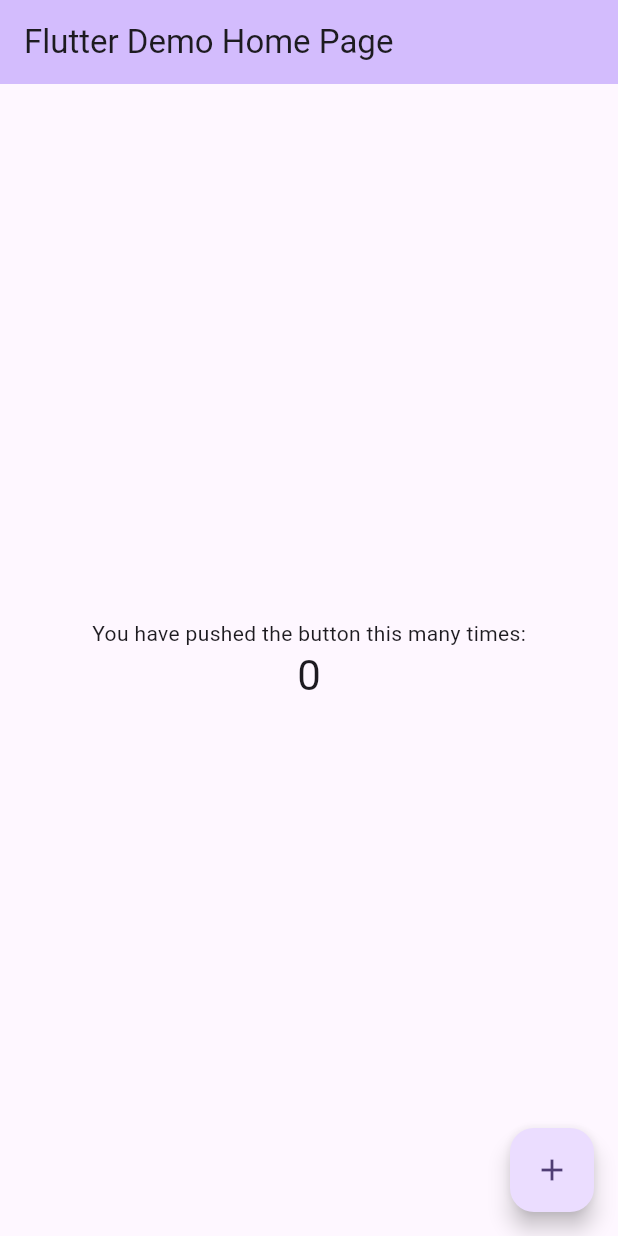
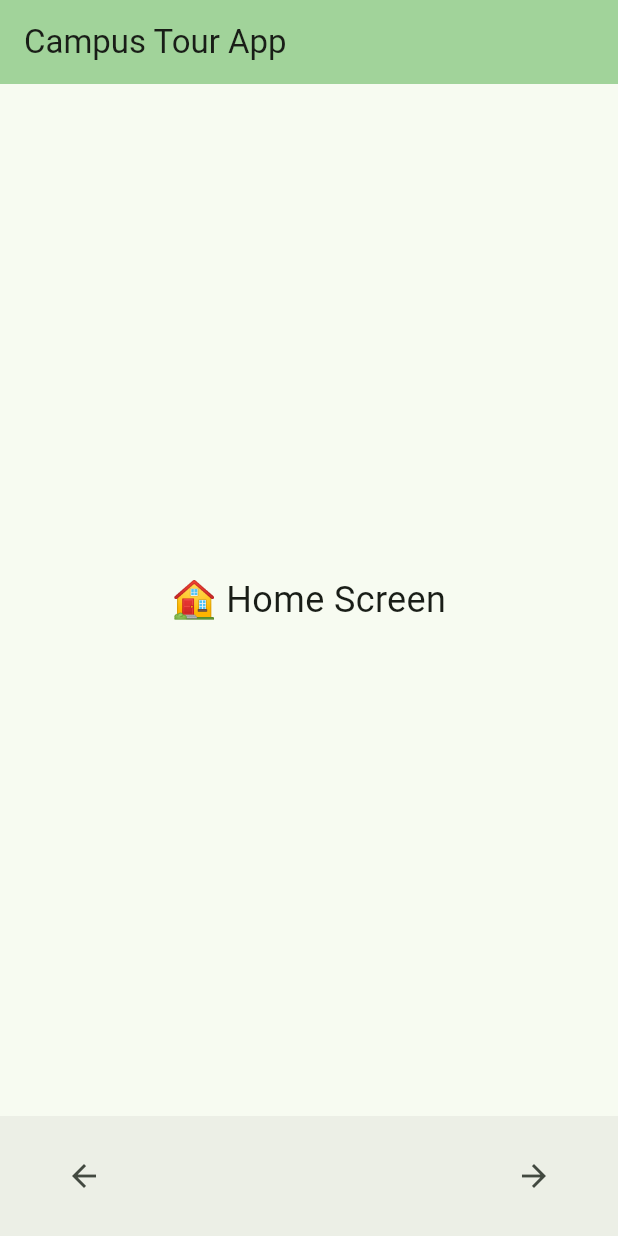
Before and after one commit to JPatts/Campus-Tour-App-2025, a Flutter app: the screen it shows after launch, on a phone screen of 412 x 824 dp. Run offline on Flutter 3.47's test engine with Material 3 defaults, Android fonts, the phone set to English and light mode, and no system bars.

Commit message:
created basic UI layout and nav bar; added other .dart files

```diff
--- a/campus_tour/lib/main.dart
+++ b/campus_tour/lib/main.dart
@@ -1,122 +1,129 @@
+// lib/main.dart
 import 'package:flutter/material.dart';
+import 'map.dart'; // left-hand page
+import 'camera.dart'; // right-hand page
 
-void main() {
-  runApp(const MyApp());
-}
+void main() => runApp(const MyApp());
 
+/// Top-level app wrapper
 class MyApp extends StatelessWidget {
   const MyApp({super.key});
 
-  // This widget is the root of your application.
   @override
   Widget build(BuildContext context) {
     return MaterialApp(
-      title: 'Flutter Demo',
+      title: 'Campus Tour App',
+      debugShowCheckedModeBanner: false,
       theme: ThemeData(
-        // This is the theme of your application.
-        //
-        // TRY THIS: Try running your application with "flutter run". You'll see
-        // the application has a purple toolbar. Then, without quitting the app,
-        // try changing the seedColor in the colorScheme below to Colors.green
-        // and then invoke "hot reload" (save your changes or press the "hot
-        // reload" button in a Flutter-supported IDE, or press "r" if you used
-        // the command line to start the app).
-        //
-        // Notice that the counter didn't reset back to zero; the application
-        // state is not lost during the reload. To reset the state, use hot
-        // restart instead.
-        //
-        // This works for code too, not just values: Most code changes can be
-        // tested with just a hot reload.
-        colorScheme: ColorScheme.fromSeed(seedColor: Colors.deepPurple),
+        colorScheme: ColorScheme.fromSeed(seedColor: Colors.green),
       ),
-      home: const MyHomePage(title: 'Flutter Demo Home Page'),
+      // The widget below owns the PageView + bottom arrows
+      home: const HomeWithNav(),
     );
   }
 }
 
-class MyHomePage extends StatefulWidget {
-  const MyHomePage({super.key, required this.title});
-
-  // This widget is the home page of your application. It is stateful, meaning
-  // that it has a State object (defined below) that contains fields that affect
-  // how it looks.
-
-  // This class is the configuration for the state. It holds the values (in this
-  // case the title) provided by the parent (in this case the App widget) and
-  // used by the build method of the State. Fields in a Widget subclass are
-  // always marked "final".
-
-  final String title;
+/// Stateful wrapper that handles
+///  • the PageView (Map ← Home → Camera)
+///  • the “← / →” arrow bar
+///  • showing the AppBar **only** on the center page
+class HomeWithNav extends StatefulWidget {
+  const HomeWithNav({Key? key}) : super(key: key);
 
   @override
-  State<MyHomePage> createState() => _MyHomePageState();
+  State<HomeWithNav> createState() => _HomeWithNavState();
 }
 
-class _MyHomePageState extends State<MyHomePage> {
-  int _counter = 0;
+class _HomeWithNavState extends State<HomeWithNav> {
+  // Page index: 0 = Map, 1 = Home, 2 = Camera
+  final PageController _pageCtrl = PageController(initialPage: 1);
+  int _currentPage = 1; // start on Home (center)
 
-  void _incrementCounter() {
-    setState(() {
-      // This call to setState tells the Flutter framework that something has
-      // changed in this State, which causes it to rerun the build method below
-      // so that the display can reflect the updated values. If we changed
-      // _counter without calling setState(), then the build method would not be
-      // called again, and so nothing would appear to happen.
-      _counter++;
-    });
+  // All three pages.  No extra file for the Home page—it’s defined inline.
+  late final List<Widget> _pages = [
+    const MapScreen(), // ← left
+    const _InlineHomePage(), //   center (banner shows here)
+    const CameraScreen(), // → right
+  ];
+
+  /// Animate safely to a new page & update state
+  void _goToPage(int index) {
+    if (index < 0 || index >= _pages.length) return;
+    _pageCtrl.animateToPage(
+      index,
+      duration: const Duration(milliseconds: 300),
+      curve: Curves.easeInOut,
+    );
+    setState(() => _currentPage = index);
+  }
+
+  @override
+  void dispose() {
+    _pageCtrl.dispose();
+    super.dispose();
   }
 
   @override
   Widget build(BuildContext context) {
-    // This method is rerun every time setState is called, for instance as done
-    // by the _incrementCounter method above.
-    //
-    // The Flutter framework has been optimized to make rerunning build methods
-    // fast, so that you can just rebuild anything that needs updating rather
-    // than having to individually change instances of widgets.
     return Scaffold(
-      appBar: AppBar(
-        // TRY THIS: Try changing the color here to a specific color (to
-        // Colors.amber, perhaps?) and trigger a hot reload to see the AppBar
-        // change color while the other colors stay the same.
-        backgroundColor: Theme.of(context).colorScheme.inversePrimary,
-        // Here we take the value from the MyHomePage object that was created by
-        // the App.build method, and use it to set our appbar title.
-        title: Text(widget.title),
+      // Banner appears ONLY on the center page (index 1)
+      appBar: _currentPage == 1
+          ? AppBar(
+              title: const Text('Campus Tour App'),
+              backgroundColor: Theme.of(context).colorScheme.inversePrimary,
+            )
+          : null,
+
+      // PageView holds Map ← Home → Camera
+      body: PageView(
+        controller: _pageCtrl,
+        physics:
+            const NeverScrollableScrollPhysics(), // disable swipe; arrows only
+        onPageChanged: (idx) => setState(() => _currentPage = idx),
+        children: _pages,
       ),
-      body: Center(
-        // Center is a layout widget. It takes a single child and positions it
-        // in the middle of the parent.
-        child: Column(
-          // Column is also a layout widget. It takes a list of children and
-          // arranges them vertically. By default, it sizes itself to fit its
-          // children horizontally, and tries to be as tall as its parent.
-          //
-          // Column has various properties to control how it sizes itself and
-          // how it positions its children. Here we use mainAxisAlignment to
-          // center the children vertically; the main axis here is the vertical
-          // axis because Columns are vertical (the cross axis would be
-          // horizontal).
-          //
-          // TRY THIS: Invoke "debug painting" (choose the "Toggle Debug Paint"
-          // action in the IDE, or press "p" in the console), to see the
-          // wireframe for each widget.
-          mainAxisAlignment: MainAxisAlignment.center,
-          children: <Widget>[
-            const Text('You have pushed the button this many times:'),
-            Text(
-              '$_counter',
-              style: Theme.of(context).textTheme.headlineMedium,
-            ),
-          ],
+
+      // Bottom bar with left / right arrows
+      bottomNavigationBar: BottomAppBar(
+        child: Padding(
+          padding: const EdgeInsets.symmetric(horizontal: 16),
+          child: Row(
+            mainAxisAlignment: MainAxisAlignment.spaceBetween,
+            children: [
+              IconButton(
+                icon: const Icon(Icons.arrow_back),
+                // Disable when already on first page (Map)
+                onPressed: _currentPage > 0
+                    ? () => _goToPage(_currentPage - 1)
+                    : null,
+              ),
+              IconButton(
+                icon: const Icon(Icons.arrow_forward),
+                // Disable when already on last page (Camera)
+                onPressed: _currentPage < _pages.length - 1
+                    ? () => _goToPage(_currentPage + 1)
+                    : null,
+              ),
+            ],
+          ),
         ),
       ),
-      floatingActionButton: FloatingActionButton(
-        onPressed: _incrementCounter,
-        tooltip: 'Increment',
-        child: const Icon(Icons.add),
-      ), // This trailing comma makes auto-formatting nicer for build methods.
     );
   }
 }
+
+/// Home page widget
+class _InlineHomePage extends StatelessWidget {
+  const _InlineHomePage();
+
+  @override
+  Widget build(BuildContext context) {
+    return const Center(
+      child: Text(
+        '🏠 Home Screen',
+        style: TextStyle(fontSize: 24),
+        textAlign: TextAlign.center,
+      ),
+    );
+  }
+}
--- a/campus_tour/pubspec.yaml
+++ b/campus_tour/pubspec.yaml
@@ -34,7 +34,7 @@
   # The following adds the Cupertino Icons font to your application.
   # Use with the CupertinoIcons class for iOS style icons.
   cupertino_icons: ^1.0.8
-  ar_flutter_plugin: ^0.7.3
+  # ar_flutter_plugin: ^0.7.3
   geolocator: ^9.0.2
   permission_handler: ^10.4.5
 
```
Also changed, not shown: campus_tour/lib/camera.dart (added, +9 -0 lines), campus_tour/lib/map.dart (added, +9 -0 lines), campus_tour/assets/app_logo/Campus_Tour_App_Logo.png (added), campus_tour/pubspec.lock, 7 other files.
